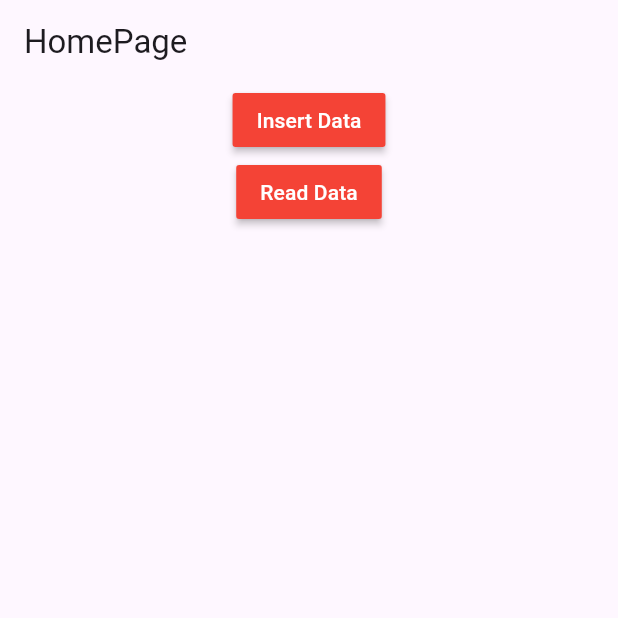
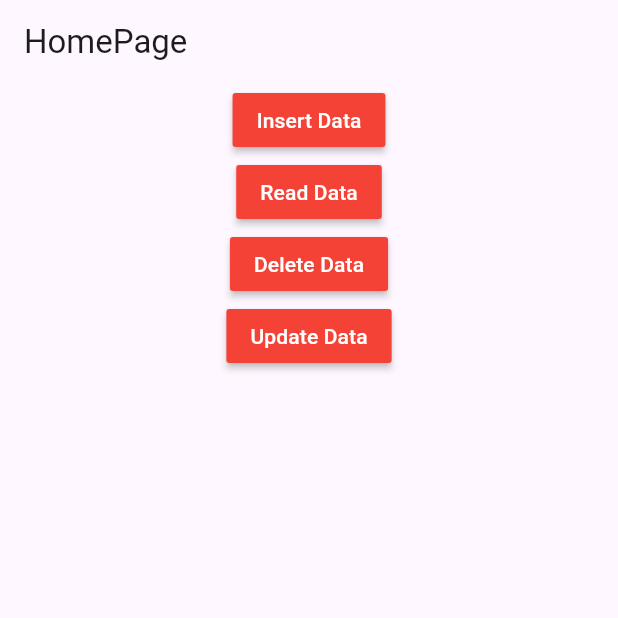
Before and after one commit to ahmedsalehalzabr/todo_app, a Flutter app: the screen it shows after launch, after a tap on "Insert Data", on a phone screen of 412 x 824 dp, the top half of it. Run offline on Flutter 3.47's test engine with Material 3 defaults, Android fonts, the light colour scheme and no system bars; our stand-ins replace sqflite; accounts and stored records are empty.

Commit message:
Add update and delete

```diff
--- a/lib/home.dart
+++ b/lib/home.dart
@@ -25,8 +25,8 @@ class _HomeState extends State<Home> {
                 color: Colors.red,
                 textColor: Colors.white,
                 onPressed: () async {
-                  int response = await aqlDb.insertData("INSERT INTO 'notes' ('note') VALUES ('note one')" );
-                   print(response);
+                  int response = await aqlDb.insertData("INSERT INTO 'notes' ('note') VALUES ('note fore')" );
+                   print("$response");
                 },
                 child: Text("Insert Data"),
               ),
@@ -37,9 +37,31 @@ class _HomeState extends State<Home> {
                 textColor: Colors.white,
                 onPressed: () async{
                   List<Map> response = await aqlDb.readData("SELECT * FROM 'notes'" );
-                  print(response);
+                  print("$response");
                 },
                 child: Text("Read Data"),
+              ),
+            ),
+            Center(
+              child: MaterialButton(
+                color: Colors.red,
+                textColor: Colors.white,
+                onPressed: () async{
+                  int response = await aqlDb.deleteData("DELETE FROM 'notes' WHERE id = 5 " );
+                  print("$response");
+                },
+                child: Text("Delete Data"),
+              ),
+            ),
+            Center(
+              child: MaterialButton(
+                color: Colors.red,
+                textColor: Colors.white,
+                onPressed: () async{
+                  int response = await aqlDb.updateData("UPDATE 'notes' SET 'note' = 'note six' WHERE id = 6 " );
+                  print("$response");
+                },
+                child: Text("Update Data"),
               ),
             )
           ],
--- a/lib/sqflitedb.dart
+++ b/lib/sqflitedb.dart
@@ -17,10 +17,9 @@ class SqlDb {
 
   intialDb() async {
     String databasepath = await getDatabasesPath();
-   // var databasepath = await getDatabasesPath();
     String path = join(databasepath, 'ahmed.db');
     Database mydb = await openDatabase(path,
-        onCreate: _onCreate, version: 3, onUpgrade: _onUpgrade);
+        onCreate: _onCreate, version: 5, onUpgrade: _onUpgrade);
     return mydb;
   }
 
```
